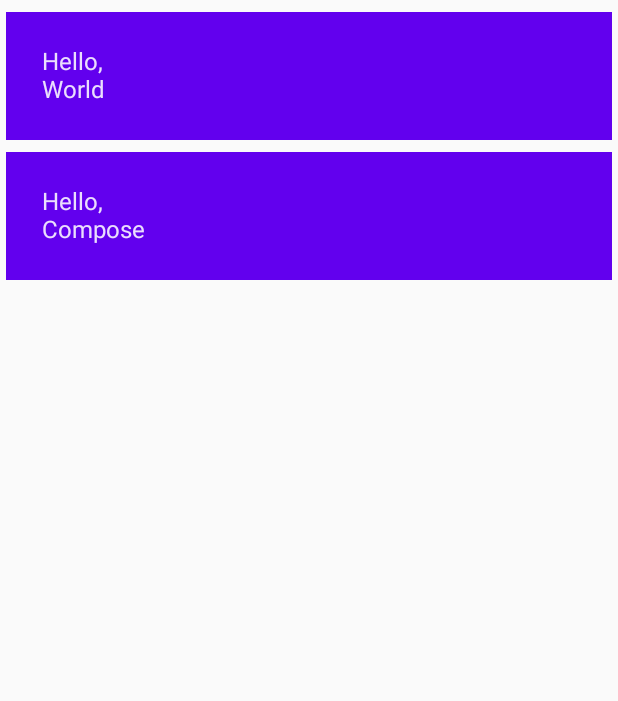
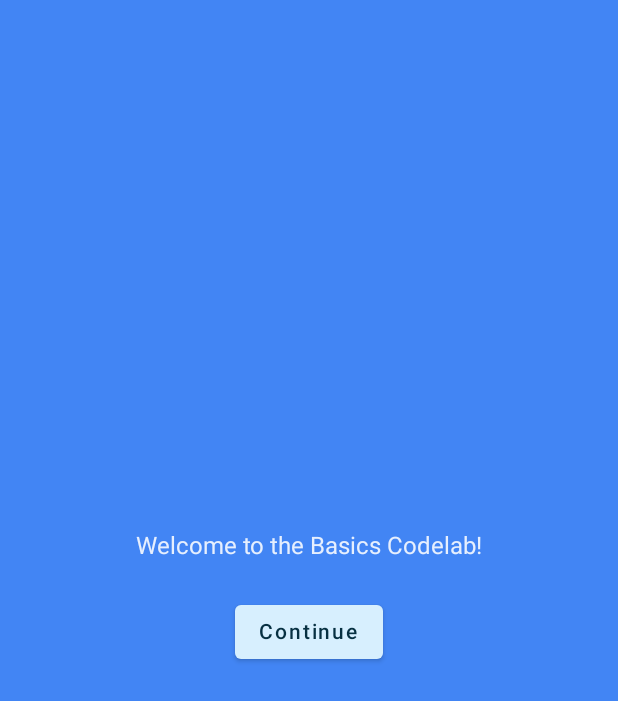
Before and after one commit to passmanagerapp/JetpackBasics, an Android app built with Jetpack Compose: the screen it shows after launch (MainActivity), on a phone screen of 412 x 824 dp. Shown: the top 701 px of the screen. Run offline under Robolectric (Android 15) with nearby library versions, the phone set to English and light mode, and no system bars.

Commit message:
jetpack basic codelab examples

```diff
--- a/app/build.gradle
+++ b/app/build.gradle
@@ -58,4 +58,5 @@ dependencies {
     androidTestImplementation 'androidx.test.espresso:espresso-core:3.4.0'
     androidTestImplementation "androidx.compose.ui:ui-test-junit4:$compose_version"
     debugImplementation "androidx.compose.ui:ui-tooling:$compose_version"
+    implementation "androidx.compose.material:material-icons-extended:$compose_version"
 }
--- a/app/src/main/java/com/akilincarslan/compose/MainActivity.kt
+++ b/app/src/main/java/com/akilincarslan/compose/MainActivity.kt
@@ -5,12 +5,27 @@ import android.os.Bundle
 import android.widget.Toast
 import androidx.activity.ComponentActivity
 import androidx.activity.compose.setContent
+import androidx.compose.animation.animateColorAsState
+import androidx.compose.animation.animateContentSize
+import androidx.compose.animation.core.Spring
+import androidx.compose.animation.core.animateDpAsState
+import androidx.compose.animation.core.spring
+import androidx.compose.animation.core.tween
 import androidx.compose.foundation.layout.*
+import androidx.compose.foundation.lazy.LazyColumn
+import androidx.compose.foundation.lazy.items
 import androidx.compose.material.*
+import androidx.compose.material.icons.Icons
+import androidx.compose.material.icons.filled.ExpandLess
+import androidx.compose.material.icons.filled.ExpandMore
 import androidx.compose.runtime.mutableStateOf
 import androidx.compose.runtime.*
+import androidx.compose.runtime.saveable.rememberSaveable
 import androidx.compose.ui.Alignment
 import androidx.compose.ui.Modifier
+import androidx.compose.ui.graphics.Color
+import androidx.compose.ui.res.stringResource
+import androidx.compose.ui.text.font.FontWeight
 import androidx.compose.ui.tooling.preview.Preview
 import androidx.compose.ui.unit.dp
 import com.akilincarslan.compose.ui.theme.ComposeTheme
@@ -28,7 +43,17 @@ class MainActivity : ComponentActivity() {
     }
 
     @Composable
-    fun MyApp(names: List<String> = listOf("World", "Compose")) {
+    fun MyApp() {
+        var shouldShowOnboarding by rememberSaveable { mutableStateOf(true) }
+        if (shouldShowOnboarding) {
+            OnboardingScreen(onContinueClicked = { shouldShowOnboarding = false })
+        } else {
+            GreetingsLazyColumn()
+        }
+    }
+
+    @Composable
+    fun Greetings(names: List<String> = listOf("World", "Compose")) {
         Column(modifier = Modifier.padding(vertical = 4.dp)) {
             for (name in names) {
                 Greeting(name = name)
@@ -38,19 +63,115 @@ class MainActivity : ComponentActivity() {
 
     @Composable
     fun Greeting(name: String) {
-        Surface(
-            color = MaterialTheme.colors.primary,
-            modifier = Modifier.padding(vertical = 4.dp, horizontal = 4.dp)
+        Card(
+            backgroundColor = MaterialTheme.colors.primary,
+            modifier = Modifier.padding(vertical = 4.dp, horizontal = 8.dp)
+        ) {
+            CardContent(name)
+        }
+        var expanded by remember { mutableStateOf(false) }
+        val extraPadding by animateDpAsState(
+            targetValue = if (expanded) 48.dp else 0.dp,
+            animationSpec = spring(
+                dampingRatio = Spring.DampingRatioMediumBouncy,
+                stiffness = Spring.StiffnessLow
+            )
+        )
+    }
+
+    @Composable
+    private fun CardContent(name: String) {
+        var expanded by remember { mutableStateOf(false) }
+
+        Row(
+            modifier = Modifier
+                .padding(12.dp)
+                .animateContentSize(
+                    animationSpec = spring(
+                        dampingRatio = Spring.DampingRatioMediumBouncy,
+                        stiffness = Spring.StiffnessLow
+                    )
+                )
+        ) {
+            Column(
+                modifier = Modifier
+                    .weight(1f)
+                    .padding(12.dp)
             ) {
-            Column(modifier = Modifier.fillMaxWidth().padding(24.dp)) {
-                Text(text = "Hello,")
-                Text(text = name)
+                Text(text = "Hello, ")
+                Text(
+                    text = name,
+                    style = MaterialTheme.typography.h4.copy(
+                        fontWeight = FontWeight.ExtraBold
+                    )
+                )
+                if (expanded) {
+                    Text(
+                        text = ("Composem ipsum color sit lazy, " +
+                                "padding theme elit, sed do bouncy. ").repeat(4),
+                    )
+                }
             }
+            IconButton(onClick = { expanded = !expanded }) {
+                Icon(
+                    imageVector = if (expanded) Icons.Filled.ExpandLess else Icons.Filled.ExpandMore,
+                    contentDescription = if (expanded) {
+                        stringResource(R.string.show_less)
+                    } else {
+                        stringResource(R.string.show_more)
+                    }
 
+                )
+            }
         }
     }
 
-    @Preview(uiMode = UI_MODE_NIGHT_YES, showSystemUi = true, showBackground = true)
+
+    @Composable
+    fun OnboardingScreen(onContinueClicked: () -> Unit) {
+
+        Surface {
+            Column(
+                modifier = Modifier.fillMaxSize(),
+                verticalArrangement = Arrangement.Center,
+                horizontalAlignment = Alignment.CenterHorizontally
+            ) {
+                Text(text = "Welcome to the Basics Codelab!")
+                Button(
+                    modifier = Modifier.padding(vertical = 24.dp),
+                    onClick = onContinueClicked
+                ) {
+                    Text(text = "Continue")
+                }
+            }
+        }
+    }
+
+    @Preview(
+        showBackground = true,
+        widthDp = 320,
+        uiMode = UI_MODE_NIGHT_YES,
+        name = "DefaultPreviewDark"
+    )
+    @Preview(showBackground = true, widthDp = 320)
+    @Composable
+    fun GreetingsLazyColumn(names: List<String> = List(1000) { "$it" }) {
+        LazyColumn(content = {
+            items(items = names) { name ->
+                Greeting(name = name)
+            }
+        }, modifier = Modifier.padding(vertical = 4.dp))
+    }
+
+
+    @Preview(showBackground = true, widthDp = 320, heightDp = 320)
+    @Composable
+    fun OnboardingPreview() {
+        ComposeTheme {
+            OnboardingScreen(onContinueClicked = {})
+        }
+    }
+
     @Preview(showBackground = true, name = "Text Preview", widthDp = 320)
     @Composable
     fun DefaultPreview() {
--- a/app/src/main/java/com/akilincarslan/compose/ui/theme/Color.kt
+++ b/app/src/main/java/com/akilincarslan/compose/ui/theme/Color.kt
@@ -6,3 +6,8 @@ val Purple200 = Color(0xFFBB86FC)
 val Purple500 = Color(0xFF6200EE)
 val Purple700 = Color(0xFF3700B3)
 val Teal200 = Color(0xFF03DAC5)
+
+val Navy = Color(0xFF073042)
+val Blue = Color(0xFF4285F4)
+val LightBlue = Color(0xFFD7EFFE)
+val Chartreuse = Color(0xFFEFF7CF)
--- a/app/src/main/java/com/akilincarslan/compose/ui/theme/Theme.kt
+++ b/app/src/main/java/com/akilincarslan/compose/ui/theme/Theme.kt
@@ -5,17 +5,19 @@ import androidx.compose.material.MaterialTheme
 import androidx.compose.material.darkColors
 import androidx.compose.material.lightColors
 import androidx.compose.runtime.Composable
+import androidx.compose.ui.graphics.Color
 
 private val DarkColorPalette = darkColors(
-    primary = Purple200,
-    primaryVariant = Purple700,
-    secondary = Teal200
+    surface = Blue,
+    onSurface = Navy,
+    primary = Navy,
+    onPrimary = Chartreuse
 )
-
 private val LightColorPalette = lightColors(
-    primary = Purple500,
-    primaryVariant = Purple700,
-    secondary = Teal200
+    primary = LightBlue,
+    surface = Blue,
+    onSurface = Color.White,
+    onPrimary = Navy
 
     /* Other default colors to override
     background = Color.White,
--- a/app/src/main/res/values/strings.xml
+++ b/app/src/main/res/values/strings.xml
@@ -1,3 +1,5 @@
 <resources>
     <string name="app_name">Compose</string>
+    <string name="show_less">Show less</string>
+    <string name="show_more">Show more</string>
 </resources>
--- a/build.gradle
+++ b/build.gradle
@@ -4,8 +4,8 @@ buildscript {
     }
 }// Top-level build file where you can add configuration options common to all sub-projects/modules.
 plugins {
-    id 'com.android.application' version '7.1.0-beta05' apply false
-    id 'com.android.library' version '7.1.0-beta05' apply false
+    id 'com.android.application' version '7.1.0-rc01' apply false
+    id 'com.android.library' version '7.1.0-rc01' apply false
     id 'org.jetbrains.kotlin.android' version '1.5.21' apply false
 }
 
```
Also changed, not shown: 1 other file.
